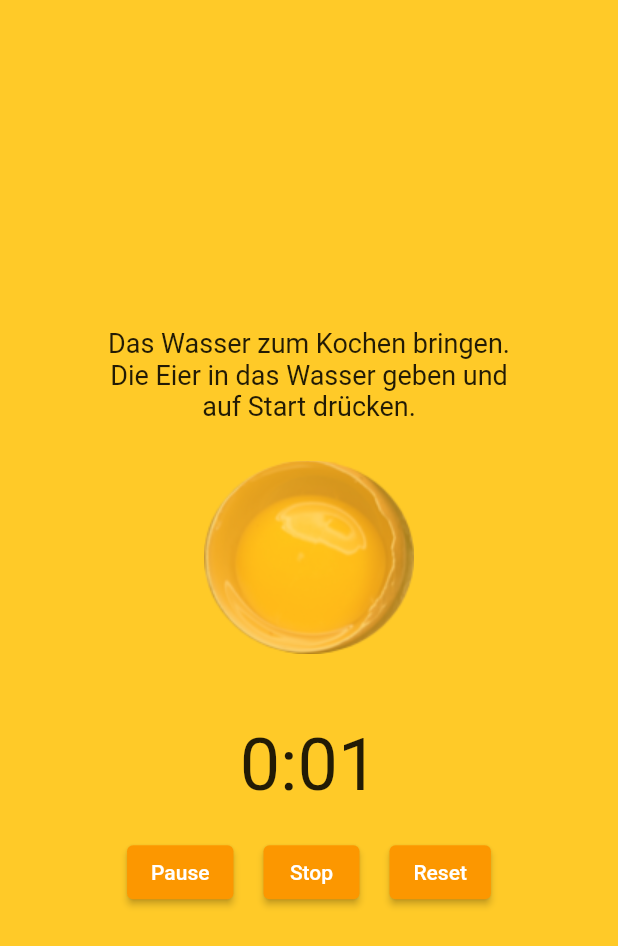
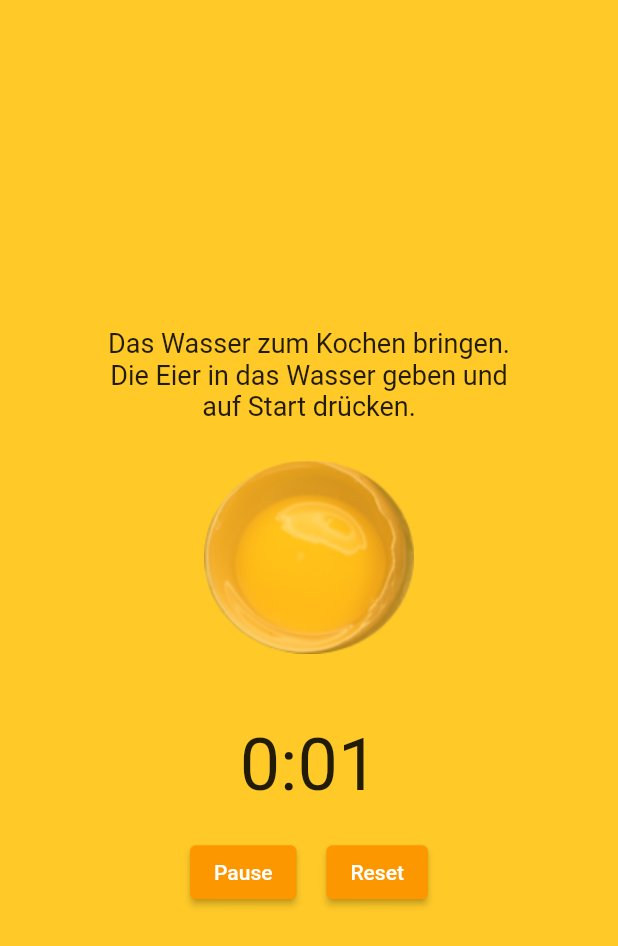
Before and after one commit to notyourbunny23/Development, a Flutter app: the screen it shows after launch, after a tap on "Start", on a phone screen of 412 x 824 dp. Shown: the top 946 px of the screen. Run offline on Flutter 3.47's test engine with Material 2 defaults, Android fonts, the phone set to English and light mode, and no system bars; our stand-ins replace audioplayers, geolocator.

Commit message:
First release

```diff
--- a/eierapp/eierapp/lib/main.dart
+++ b/eierapp/eierapp/lib/main.dart
@@ -1,9 +1,12 @@
 import 'package:flutter/material.dart';
+import 'package:flutter/services.dart';
 import 'package:audioplayers/audioplayers.dart';
 import 'dart:async';
 
 void main() {
   runApp(const MyApp());
+  SystemChrome.setPreferredOrientations(
+      [DeviceOrientation.portraitUp]); // Disable changing Display Orientation
 }
 
 class MyApp extends StatelessWidget {
@@ -34,6 +37,7 @@ class _TimerAppState extends State<TimerApp> {
   String? _previousImage;
   final AudioPlayer audioPlayer = AudioPlayer();
   late Timer _timer;
+  bool isFinished = false;
 
   Map<int, String> minuteToImage = {
     0: 'assets/0min.png',
@@ -59,6 +63,10 @@ class _TimerAppState extends State<TimerApp> {
   void _startTimer() {
     _timer = Timer.periodic(const Duration(seconds: 1), (timer) {
       setState(() {
+        if (isFinished == true && _currentMinute == 15) {
+          _resetTimer();
+        }
+
         if (_timerRunning) {
           _seconds++;
           _currentMinute = _seconds ~/ 60;
@@ -72,10 +80,11 @@ class _TimerAppState extends State<TimerApp> {
             _currentImage = minuteToImage[_currentMinute];
           }
 
-          // Проверка на достижение 15 минут
+          // 15 Min
           if (_currentMinute == 15) {
             _stopTimer();
             _playSound();
+            isFinished == true;
           }
         }
       });
@@ -107,6 +116,7 @@ class _TimerAppState extends State<TimerApp> {
       _currentImage = null;
       _previousImage = null;
       _timer.cancel();
+      _timerRunning = false;
     });
   }
 
@@ -126,12 +136,10 @@ class _TimerAppState extends State<TimerApp> {
       child: Column(
         mainAxisAlignment: MainAxisAlignment.center,
         children: <Widget>[
-          const Positioned(
-              top: 20,
-              child: Text(
-                  style: TextStyle(fontSize: 18),
-                  textAlign: TextAlign.center,
-                  "Das Wasser zum Kochen bringen.\nDie Eier in das Wasser geben und\nauf Start drücken.")),
+          Text(
+              style: TextStyle(fontSize: 18),
+              textAlign: TextAlign.center,
+              "Das Wasser zum Kochen bringen.\nDie Eier in das Wasser geben und\nauf Start drücken."),
           Container(
             height: 200,
             padding: const EdgeInsets.only(
@@ -163,14 +171,6 @@ class _TimerAppState extends State<TimerApp> {
                 style: const ButtonStyle(
                     backgroundColor: MaterialStatePropertyAll(
                         Color.fromARGB(255, 252, 151, 0))),
-                onPressed: _stopTimer,
-                child: const Text('Stop'),
-              ),
-              const SizedBox(width: 20),
-              ElevatedButton(
-                style: const ButtonStyle(
-                    backgroundColor: MaterialStatePropertyAll(
-                        Color.fromARGB(255, 252, 151, 0))),
                 onPressed: _resetTimer,
                 child: const Text('Reset'),
               ),
```
